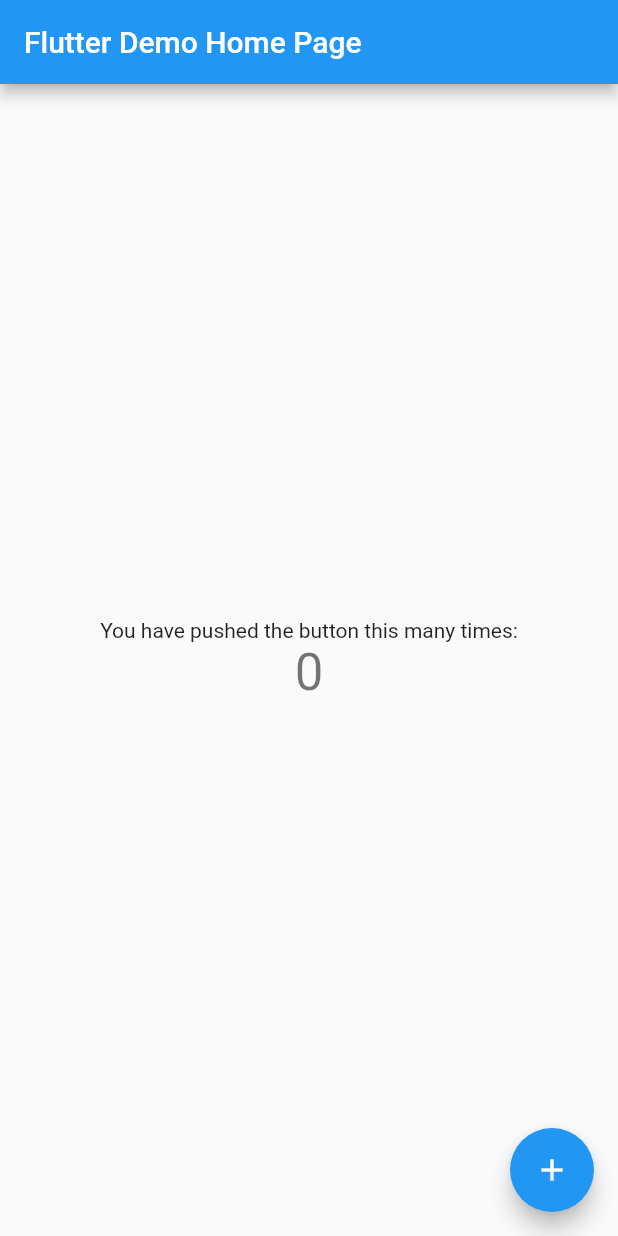
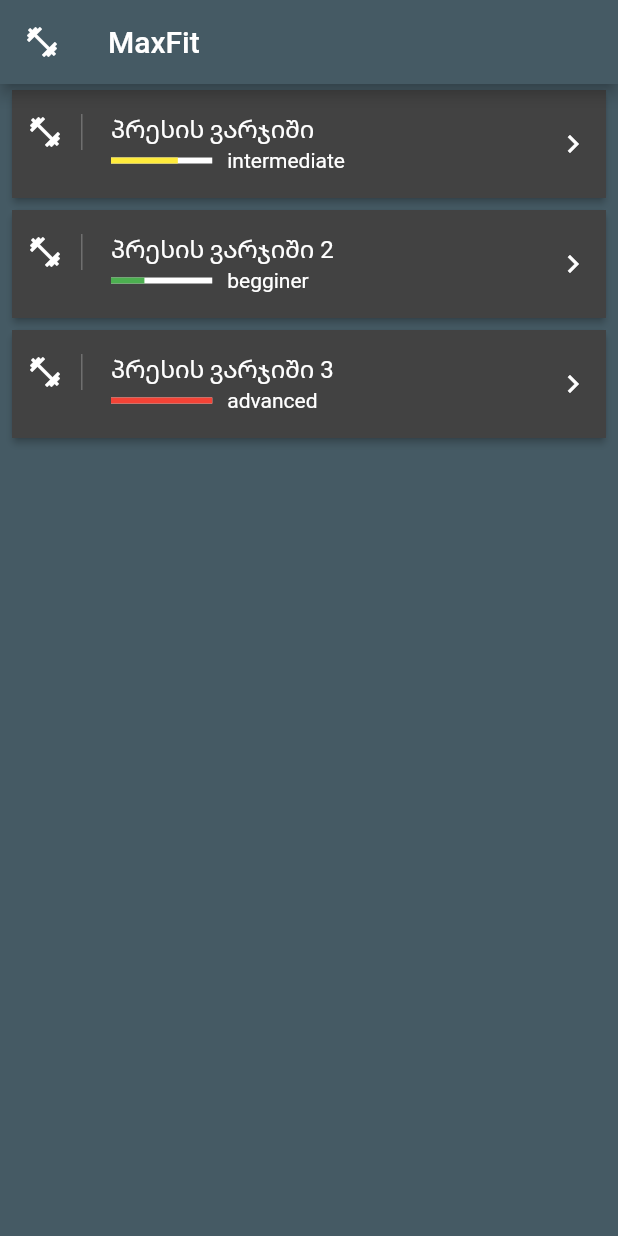
Before and after one commit to robozavri/myapp, a Flutter app: the screen it shows after launch, on a phone screen of 412 x 824 dp. Run offline on Flutter 3.47's test engine with Material 2 defaults, Android fonts, the phone set to English and light mode, and no system bars.

Commit message:
[feat][display-list]

```diff
--- /dev/null
+++ b/lib/domain/workout.dart
@@ -0,0 +1,8 @@
+class Workout {
+  String title;
+  String author;
+  String description;
+  String level;
+
+  Workout({this.title, this.author, this.description, this.level});
+}
--- a/lib/main.dart
+++ b/lib/main.dart
@@ -1,117 +1,138 @@
 import 'package:flutter/material.dart';
+import 'domain/workout.dart';
 
 void main() {
   runApp(MyApp());
 }
 
 class MyApp extends StatelessWidget {
-  // This widget is the root of your application.
   @override
   Widget build(BuildContext context) {
     return MaterialApp(
-      title: 'Flutter Demo',
+      title: 'Max fitnes',
       theme: ThemeData(
-        // This is the theme of your application.
-        //
-        // Try running your application with "flutter run". You'll see the
-        // application has a blue toolbar. Then, without quitting the app, try
-        // changing the primarySwatch below to Colors.green and then invoke
-        // "hot reload" (press "r" in the console where you ran "flutter run",
-        // or simply save your changes to "hot reload" in a Flutter IDE).
-        // Notice that the counter didn't reset back to zero; the application
-        // is not restarted.
-        primarySwatch: Colors.blue,
-        // This makes the visual density adapt to the platform that you run
-        // the app on. For desktop platforms, the controls will be smaller and
-        // closer together (more dense) than on mobile platforms.
-        visualDensity: VisualDensity.adaptivePlatformDensity,
-      ),
-      home: MyHomePage(title: 'Flutter Demo Home Page'),
+          primaryColor: Colors.blueGrey[700],
+          textTheme: TextTheme(headline3: TextStyle(color: Colors.white))),
+      home: HomePage(),
     );
   }
 }
 
-class MyHomePage extends StatefulWidget {
-  MyHomePage({Key key, this.title}) : super(key: key);
-
-  // This widget is the home page of your application. It is stateful, meaning
-  // that it has a State object (defined below) that contains fields that affect
-  // how it looks.
-
-  // This class is the configuration for the state. It holds the values (in this
-  // case the title) provided by the parent (in this case the App widget) and
-  // used by the build method of the State. Fields in a Widget subclass are
-  // always marked "final".
-
-  final String title;
-
-  @override
-  _MyHomePageState createState() => _MyHomePageState();
-}
-
-class _MyHomePageState extends State<MyHomePage> {
-  int _counter = 0;
-
-  void _incrementCounter() {
-    setState(() {
-      // This call to setState tells the Flutter framework that something has
-      // changed in this State, which causes it to rerun the build method below
-      // so that the display can reflect the updated values. If we changed
-      // _counter without calling setState(), then the build method would not be
-      // called again, and so nothing would appear to happen.
-      _counter = _counter + 10;
-    });
-  }
+class HomePage extends StatelessWidget {
+  const HomePage({Key key}) : super(key: key);
 
   @override
   Widget build(BuildContext context) {
-    // This method is rerun every time setState is called, for instance as done
-    // by the _incrementCounter method above.
-    //
-    // The Flutter framework has been optimized to make rerunning build methods
-    // fast, so that you can just rebuild anything that needs updating rather
-    // than having to individually change instances of widgets.
-    return Scaffold(
-      appBar: AppBar(
-        // Here we take the value from the MyHomePage object that was created by
-        // the App.build method, and use it to set our appbar title.
-        title: Text(widget.title),
+    return Container(
+      child: Scaffold(
+        backgroundColor: Theme.of(context).primaryColor,
+        appBar:
+            AppBar(title: Text('MaxFit'), leading: Icon(Icons.fitness_center)),
+        body: WorkoutsList(),
       ),
-      body: Center(
-        // Center is a layout widget. It takes a single child and positions it
-        // in the middle of the parent.
-        child: Column(
-          // Column is also a layout widget. It takes a list of children and
-          // arranges them vertically. By default, it sizes itself to fit its
-          // children horizontally, and tries to be as tall as its parent.
-          //
-          // Invoke "debug painting" (press "p" in the console, choose the
-          // "Toggle Debug Paint" action from the Flutter Inspector in Android
-          // Studio, or the "Toggle Debug Paint" command in Visual Studio Code)
-          // to see the wireframe for each widget.
-          //
-          // Column has various properties to control how it sizes itself and
-          // how it positions its children. Here we use mainAxisAlignment to
-          // center the children vertically; the main axis here is the vertical
-          // axis because Columns are vertical (the cross axis would be
-          // horizontal).
-          mainAxisAlignment: MainAxisAlignment.center,
-          children: <Widget>[
-            Text(
-              'You have pushed the button this many times:',
-            ),
-            Text(
-              '$_counter',
-              style: Theme.of(context).textTheme.headline4,
-            ),
-          ],
-        ),
-      ),
-      floatingActionButton: FloatingActionButton(
-        onPressed: _incrementCounter,
-        tooltip: 'Increment',
-        child: Icon(Icons.add),
-      ), // This trailing comma makes auto-formatting nicer for build methods.
     );
   }
 }
+
+class WorkoutsList extends StatelessWidget {
+  // const WorkoutsList({Key key}) : super(key: key);
+
+  final workouts = <Workout>[
+    Workout(
+        author: 'niko',
+        title: 'პრესის ვარჯიში',
+        description: 'test descr1',
+        level: 'intermediate'),
+    Workout(
+        author: 'niko 2',
+        title: 'პრესის ვარჯიში 2',
+        description: 'test descr2',
+        level: 'begginer'),
+    Workout(
+        author: 'niko 3',
+        title: 'პრესის ვარჯიში 3',
+        description: 'test descr3',
+        level: 'advanced'),
+  ];
+
+  @override
+  Widget build(BuildContext context) {
+    return Container(
+      child: Container(
+        child: ListView.builder(
+          itemCount: workouts.length,
+          itemBuilder: (context, i) {
+            return Card(
+                elevation: 2.0,
+                margin: EdgeInsets.symmetric(horizontal: 8.0, vertical: 4.0),
+                child: Container(
+                  decoration: BoxDecoration(color: Colors.grey[800]),
+                  child: ListTile(
+                      contentPadding: EdgeInsets.symmetric(horizontal: 10),
+                      leading: Container(
+                        padding: EdgeInsets.only(right: 12),
+                        child: Icon(
+                          Icons.fitness_center,
+                          color: Theme.of(context).textTheme.headline3.color,
+                        ),
+                        decoration: BoxDecoration(
+                            border: Border(
+                                right: BorderSide(
+                                    width: 1, color: Colors.white24))),
+                      ),
+                      title: Text(
+                        workouts[i].title,
+                        style: TextStyle(
+                            color: Theme.of(context).textTheme.headline3.color),
+                      ),
+                      trailing: Icon(Icons.keyboard_arrow_right,
+                          color: Theme.of(context).textTheme.headline3.color),
+                      subtitle: subtitle(context, workouts[i])),
+                ));
+          },
+        ),
+      ),
+    );
+  }
+}
+
+Widget subtitle(BuildContext context, Workout workout) {
+  var color = Colors.grey;
+  double indicatorLevel = 0;
+
+  switch (workout.level) {
+    case 'begginer':
+      color = Colors.green;
+      indicatorLevel = 0.33;
+      break;
+    case 'intermediate':
+      color = Colors.yellow;
+      indicatorLevel = 0.66;
+      break;
+    case 'advanced':
+      color = Colors.red;
+      indicatorLevel = 1;
+      break;
+  }
+
+  return Row(
+    children: <Widget>[
+      Expanded(
+        flex: 1,
+        child: LinearProgressIndicator(
+          backgroundColor: Theme.of(context).textTheme.headline3.color,
+          value: indicatorLevel,
+          valueColor: AlwaysStoppedAnimation(color),
+        ),
+      ),
+      SizedBox(width: 10),
+      Expanded(
+        flex: 3,
+        child: Text(
+          workout.level,
+          style: TextStyle(color: Theme.of(context).textTheme.headline3.color),
+        ),
+      )
+    ],
+  );
+}
--- /dev/null
+++ b/lib/reserved.main.dart
@@ -0,0 +1,117 @@
+import 'package:flutter/material.dart';
+
+void main() {
+  runApp(MyApp());
+}
+
+class MyApp extends StatelessWidget {
+  // This widget is the root of your application.
+  @override
+  Widget build(BuildContext context) {
+    return MaterialApp(
+      title: 'Flutter Demo',
+      theme: ThemeData(
+        // This is the theme of your application.
+        //
+        // Try running your application with "flutter run". You'll see the
+        // application has a blue toolbar. Then, without quitting the app, try
+        // changing the primarySwatch below to Colors.green and then invoke
+        // "hot reload" (press "r" in the console where you ran "flutter run",
+        // or simply save your changes to "hot reload" in a Flutter IDE).
+        // Notice that the counter didn't reset back to zero; the application
+        // is not restarted.
+        primarySwatch: Colors.blue,
+        // This makes the visual density adapt to the platform that you run
+        // the app on. For desktop platforms, the controls will be smaller and
+        // closer together (more dense) than on mobile platforms.
+        visualDensity: VisualDensity.adaptivePlatformDensity,
+      ),
+      home: MyHomePage(title: 'Flutter Demo Home Page'),
+    );
+  }
+}
+
+class MyHomePage extends StatefulWidget {
+  MyHomePage({Key key, this.title}) : super(key: key);
+
+  // This widget is the home page of your application. It is stateful, meaning
+  // that it has a State object (defined below) that contains fields that affect
+  // how it looks.
+
+  // This class is the configuration for the state. It holds the values (in this
+  // case the title) provided by the parent (in this case the App widget) and
+  // used by the build method of the State. Fields in a Widget subclass are
+  // always marked "final".
+
+  final String title;
+
+  @override
+  _MyHomePageState createState() => _MyHomePageState();
+}
+
+class _MyHomePageState extends State<MyHomePage> {
+  int _counter = 0;
+
+  void _incrementCounter() {
+    setState(() {
+      // This call to setState tells the Flutter framework that something has
+      // changed in this State, which causes it to rerun the build method below
+      // so that the display can reflect the updated values. If we changed
+      // _counter without calling setState(), then the build method would not be
+      // called again, and so nothing would appear to happen.
+      _counter = _counter + 10;
+    });
+  }
+
+  @override
+  Widget build(BuildContext context) {
+    // This method is rerun every time setState is called, for instance as done
+    // by the _incrementCounter method above.
+    //
+    // The Flutter framework has been optimized to make rerunning build methods
+    // fast, so that you can just rebuild anything that needs updating rather
+    // than having to individually change instances of widgets.
+    return Scaffold(
+      appBar: AppBar(
+        // Here we take the value from the MyHomePage object that was created by
+        // the App.build method, and use it to set our appbar title.
+        title: Text(widget.title),
+      ),
+      body: Center(
+        // Center is a layout widget. It takes a single child and positions it
+        // in the middle of the parent.
+        child: Column(
+          // Column is also a layout widget. It takes a list of children and
+          // arranges them vertically. By default, it sizes itself to fit its
+          // children horizontally, and tries to be as tall as its parent.
+          //
+          // Invoke "debug painting" (press "p" in the console, choose the
+          // "Toggle Debug Paint" action from the Flutter Inspector in Android
+          // Studio, or the "Toggle Debug Paint" command in Visual Studio Code)
+          // to see the wireframe for each widget.
+          //
+          // Column has various properties to control how it sizes itself and
+          // how it positions its children. Here we use mainAxisAlignment to
+          // center the children vertically; the main axis here is the vertical
+          // axis because Columns are vertical (the cross axis would be
+          // horizontal).
+          mainAxisAlignment: MainAxisAlignment.center,
+          children: <Widget>[
+            Text(
+              'You have pushed the button this many times:',
+            ),
+            Text(
+              '$_counter',
+              style: Theme.of(context).textTheme.headline4,
+            ),
+          ],
+        ),
+      ),
+      floatingActionButton: FloatingActionButton(
+        onPressed: _incrementCounter,
+        tooltip: 'Increment',
+        child: Icon(Icons.add),
+      ), // This trailing comma makes auto-formatting nicer for build methods.
+    );
+  }
+}
```
